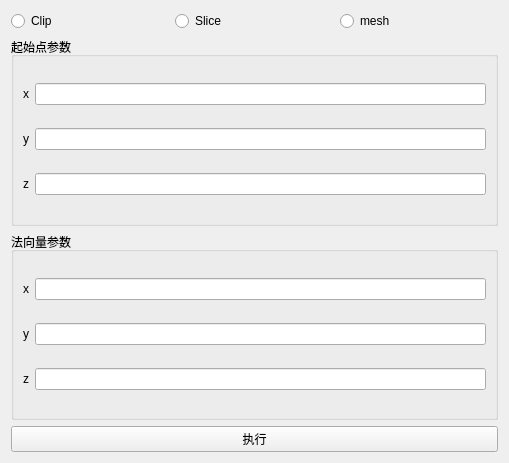
Above: Qt/Resources/UI/ModelClip.ui from hu-shuhan/editOpeniGame before the change. Below: the same form after it.
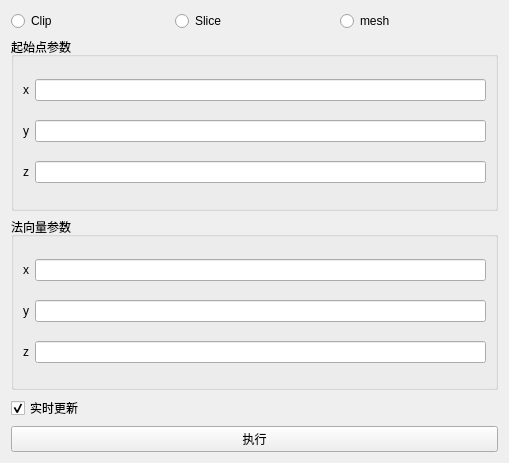
That is the form after the change.

What changed in the file:
```diff
--- a/Qt/Resources/UI/ModelClip.ui
+++ b/Qt/Resources/UI/ModelClip.ui
@@ -143,6 +143,16 @@
        </layout>
       </widget>
      </item>
+     <item>
+      <widget class="QCheckBox" name="previewBox">
+       <property name="text">
+        <string>实时更新</string>
+       </property>
+       <property name="checked">
+        <bool>true</bool>
+       </property>
+      </widget>
+     </item>
      <item>
       <widget class="QPushButton" name="pushButton">
        <property name="text">
```
